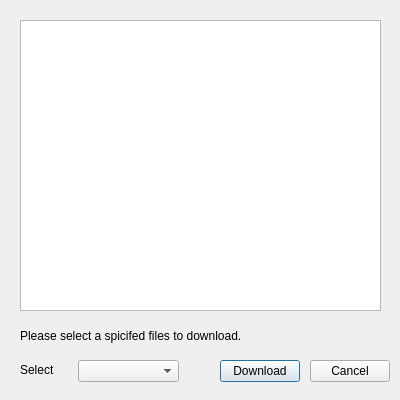
Before: the Qt Designer form app/ui/files_list_dialog.ui in ingbyr/vdm, drawn with Qt 5.
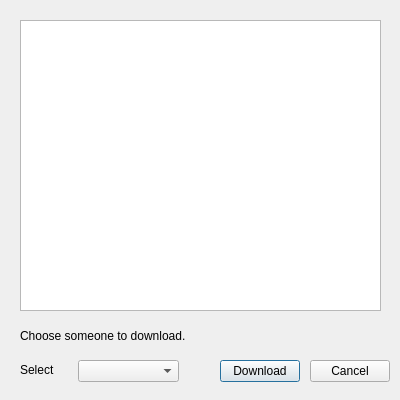
After: the same form once the commit is applied. Icons and pictures are not drawn.

Commit message: change ui for files list dialog

```diff
--- a/app/ui/files_list_dialog.ui
+++ b/app/ui/files_list_dialog.ui
@@ -40,7 +40,7 @@
     </rect>
    </property>
    <property name="text">
-    <string>Please select a spicifed files to download.</string>
+    <string>Choose someone to download.</string>
    </property>
   </widget>
   <widget class="QLabel" name="label_2">
```
The commit also changes 2 other files.
